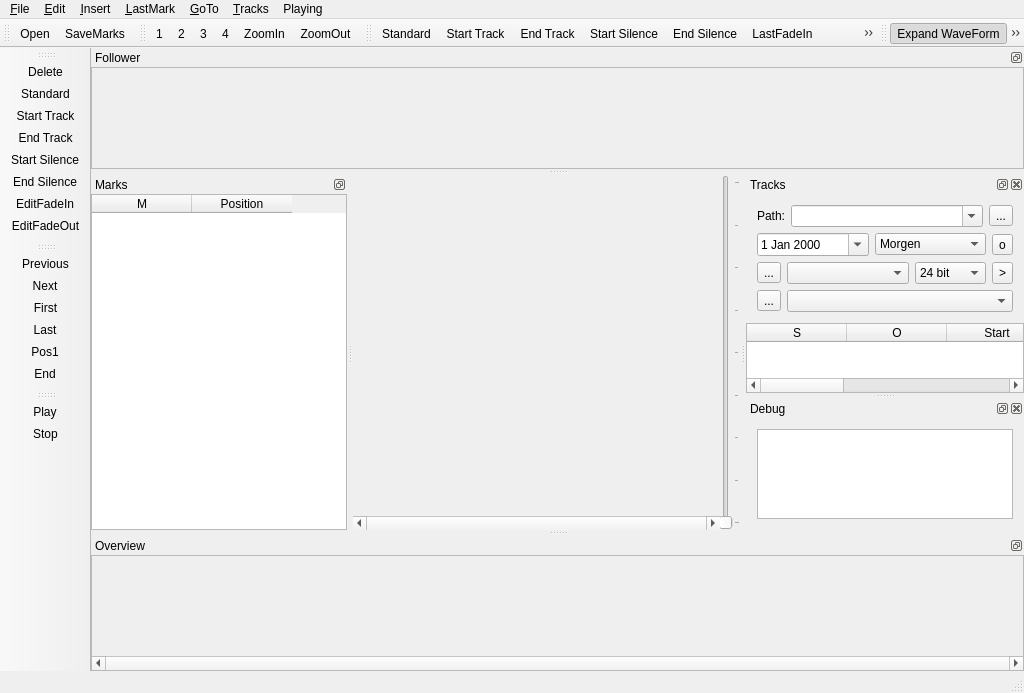
Qt form mainwindow.ui (audioprog/RecMasterNCutter) before a commit.
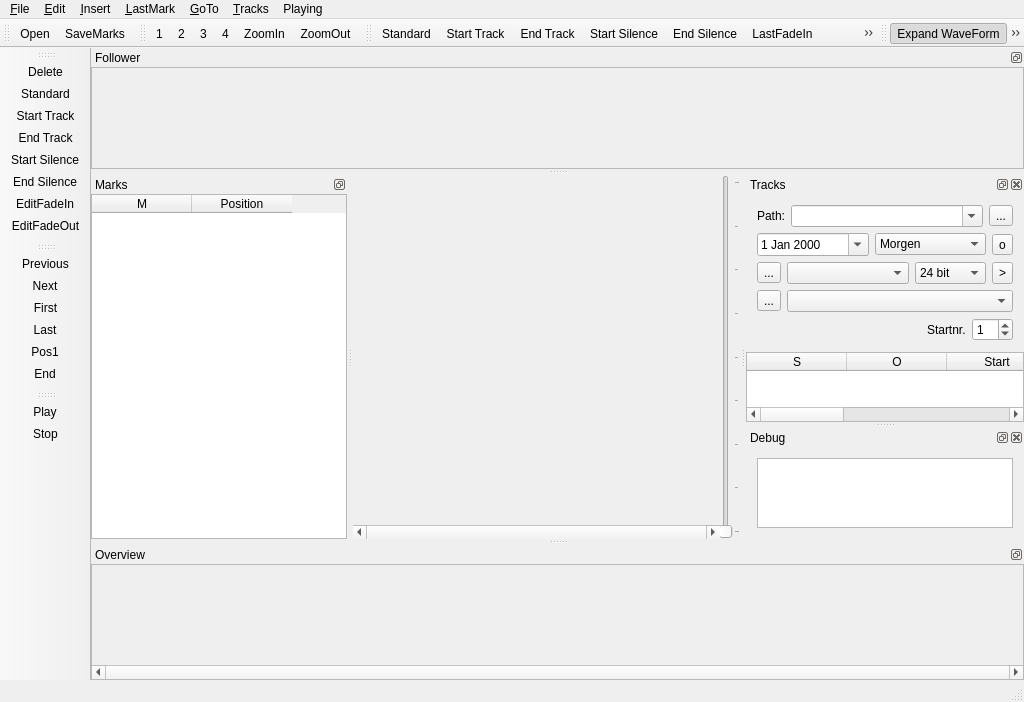
The same form after that commit. Icons and pictures are not drawn. Custom widgets are drawn as their Qt base class.

Commit message: Startnr implemented Errors Fixed

Diff of the .ui file:
```diff
--- a/mainwindow.ui
+++ b/mainwindow.ui
@@ -589,6 +589,37 @@
           </item>
          </layout>
         </item>
+        <item>
+         <layout class="QHBoxLayout" name="horizontalLayout_6">
+          <item>
+           <spacer name="horizontalSpacer">
+            <property name="orientation">
+             <enum>Qt::Horizontal</enum>
+            </property>
+            <property name="sizeHint" stdset="0">
+             <size>
+              <width>40</width>
+              <height>20</height>
+             </size>
+            </property>
+           </spacer>
+          </item>
+          <item>
+           <widget class="QLabel" name="label_2">
+            <property name="text">
+             <string>Startnr.</string>
+            </property>
+           </widget>
+          </item>
+          <item>
+           <widget class="QSpinBox" name="sbxStartNr">
+            <property name="value">
+             <number>1</number>
+            </property>
+           </widget>
+          </item>
+         </layout>
+        </item>
        </layout>
       </widget>
      </item>
```
Left out of the diff: 2 changed lines with no effect on the pictures. The commit also changes 6 other files.
